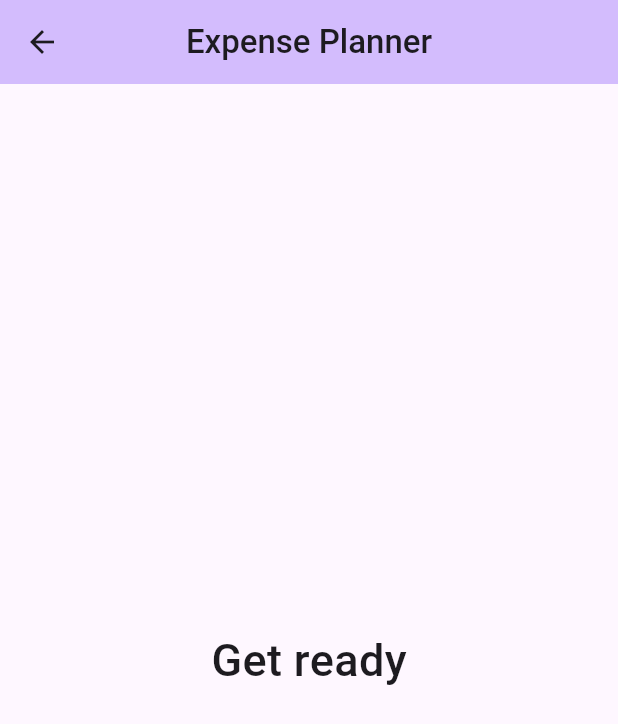
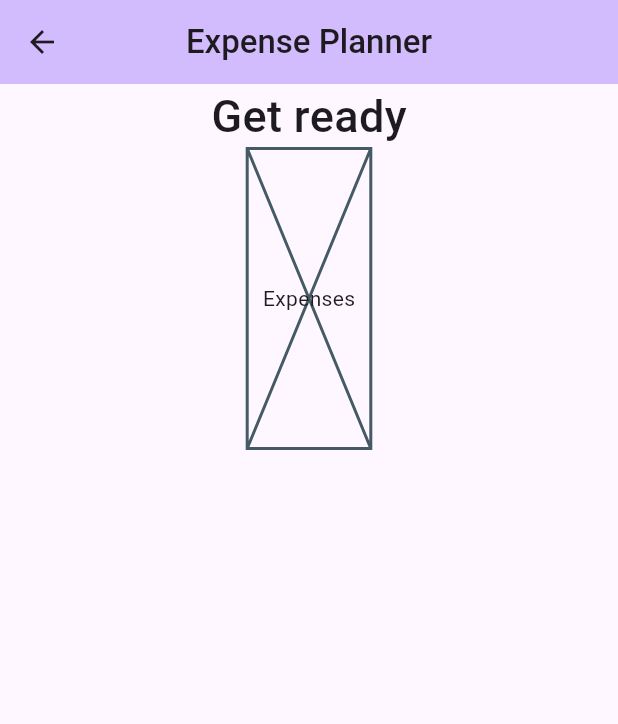
Before and after one commit to Desmond235/expense_tracker, a Flutter app: the screen it shows after launch, on a phone screen of 412 x 824 dp. Shown: the top 724 px of the screen. Run offline on Flutter 3.47's test engine with Material 2 defaults, Android fonts, the phone set to English and light mode, and no system bars.

Commit message:
modified file

```diff
--- a/lib/expenses.dart
+++ b/lib/expenses.dart
@@ -1,15 +1,20 @@
 import 'package:flutter/material.dart';
 
-class Expenses extends StatelessWidget {
+class Expenses extends StatefulWidget {
   const Expenses({super.key, required this.title});
   final String title;
 
+  @override
+  State<Expenses> createState() => _ExpensesState();
+}
+
+class _ExpensesState extends State<Expenses> {
   @override
   Widget build(BuildContext context) {
     return Scaffold(
       appBar: AppBar(
         backgroundColor: Theme.of(context).colorScheme.inversePrimary,
-        title: Text(title,
+        title: Text(widget.title,
         style: const  TextStyle(
           fontWeight: FontWeight.w500
         ),
@@ -17,7 +22,9 @@ class Expenses extends StatelessWidget {
         centerTitle: true,
         leading: const Icon(Icons.arrow_back),
       ),
-      body: const Center(
+      body: Column(
+        children: [
+          const Center(
              child: Text(
               "Get ready",
               style: TextStyle(
@@ -26,6 +33,15 @@ class Expenses extends StatelessWidget {
               ),
                      ),
            ),
+          SizedBox(
+            width: MediaQuery.of(context).size.width * 0.2,
+            height: 200,
+            child: const Placeholder(
+              child: Center(child: Text('Expenses')),
+            ),
+          )
+        ],
+      ),
     );
   }
 }
--- a/pubspec.yaml
+++ b/pubspec.yaml
@@ -35,6 +35,7 @@ dependencies:
   # The following adds the Cupertino Icons font to your application.
   # Use with the CupertinoIcons class for iOS style icons.
   cupertino_icons: ^1.0.2
+  uuid: ^3.0.7
 
 dev_dependencies:
   flutter_test:
```
Also changed, not shown: pubspec.lock. Lines whose indentation alone changed are shown as unchanged.
